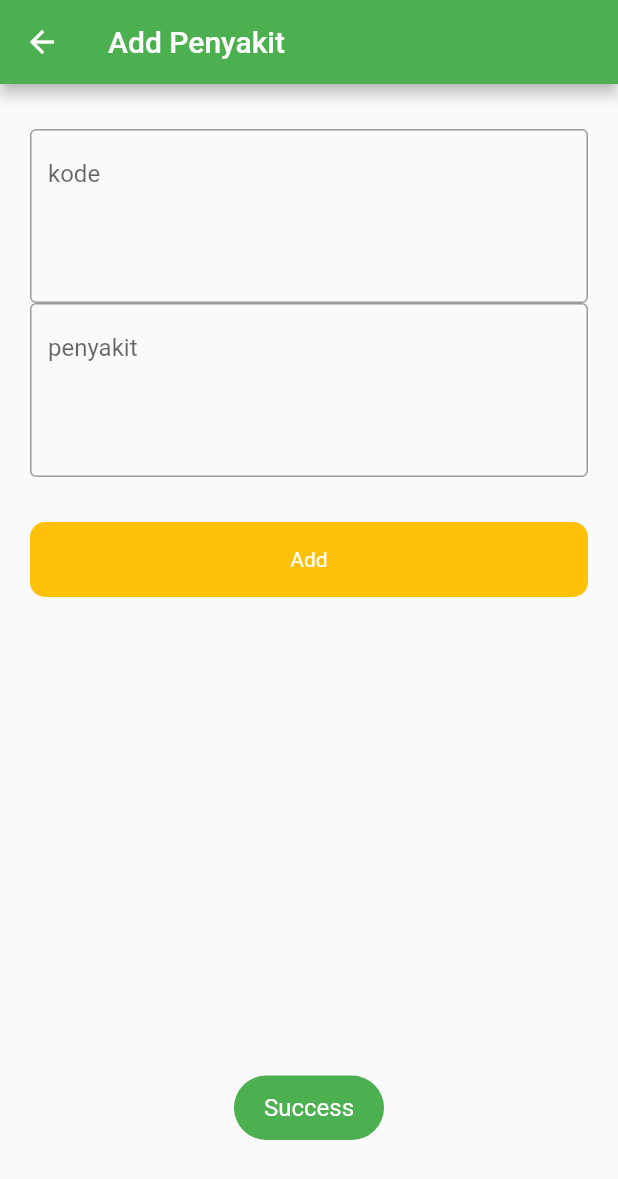
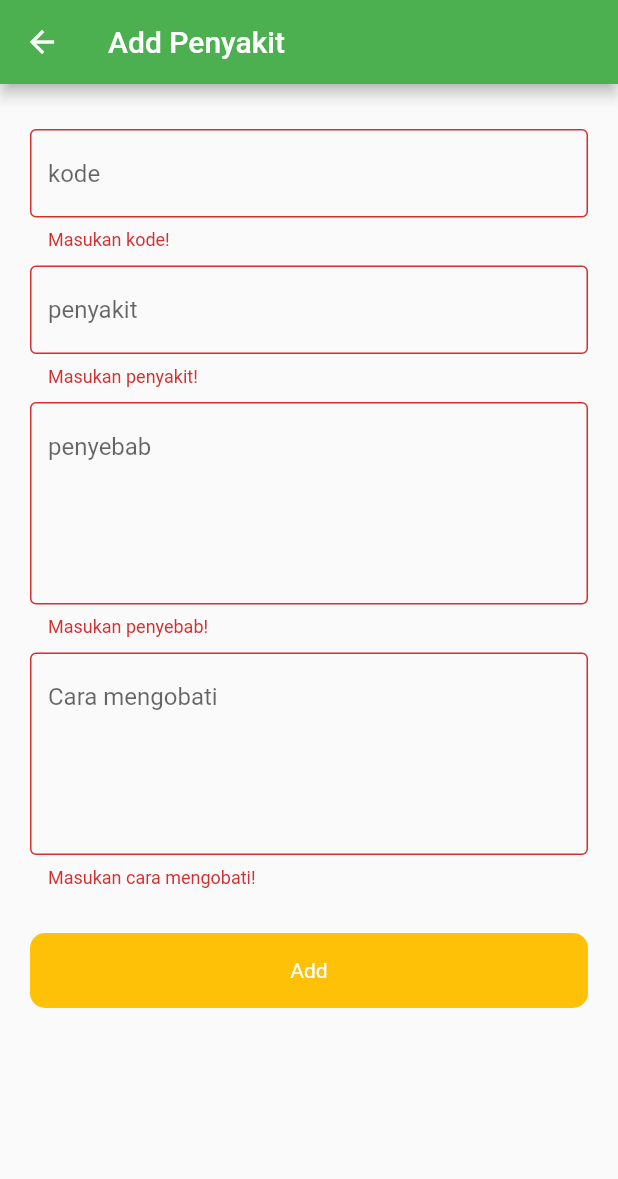
Before and after one commit to ZepiDarmawanTambunan/flt_diagnosis_pkulit_certainly_firebase, a Flutter app: the AddPenyakitScreen screen opened directly, after a tap on "Add", on a phone screen of 412 x 824 dp. Shown: the top 1179 px of the screen. Run offline on Flutter 3.47's test engine with Material 2 defaults, Android fonts, the light colour scheme and no system bars; our stand-ins replace cloud_firestore, firebase_auth, firebase_core, fluttertoast; accounts and stored records are empty.

Commit message:
perbaikan textformfield

```diff
--- a/lib/ui/add_penyakit_screen.dart
+++ b/lib/ui/add_penyakit_screen.dart
@@ -11,9 +11,12 @@ class AddPenyakitScreen extends StatefulWidget {
 }
 
 class _AddPenyakitScreenState extends State<AddPenyakitScreen> {
+  final _formKey = GlobalKey<FormState>();
   bool loading = false;
   final kodeController = TextEditingController();
   final penyakitController = TextEditingController();
+  final penyebabController = TextEditingController();
+  final pengobatanController = TextEditingController();
   final fireStore = FirebaseFirestore.instance.collection('penyakit');
 
   @override
@@ -21,6 +24,81 @@ class _AddPenyakitScreenState extends State<AddPenyakitScreen> {
     kodeController.dispose();
     penyakitController.dispose();
     super.dispose();
+  }
+
+  Widget form(){
+    return Form(
+      key: _formKey,
+      child: Column(
+        children: [
+          TextFormField(
+            maxLines: 1,
+            controller: kodeController,
+            decoration: const InputDecoration(
+              hintText: 'kode',
+              border: OutlineInputBorder(),
+            ),
+            validator: (value) {
+              if (value!.isEmpty) {
+                return 'Masukan kode!';
+              }
+              return null;
+            },
+          ),
+          const SizedBox(
+            height: 10,
+          ),
+          TextFormField(
+            maxLines: 1,
+            controller: penyakitController,
+            decoration: const InputDecoration(
+              hintText: 'penyakit',
+              border: OutlineInputBorder(),
+            ),
+            validator: (value) {
+              if (value!.isEmpty) {
+                return 'Masukan penyakit!';
+              }
+              return null;
+            },
+          ),
+          const SizedBox(
+            height: 10,
+          ),
+          TextFormField(
+            maxLines: 5,
+            controller: penyebabController,
+            decoration: const InputDecoration(
+              hintText: 'penyebab',
+              border: OutlineInputBorder(),
+            ),
+            validator: (value) {
+              if (value!.isEmpty) {
+                return 'Masukan penyebab!';
+              }
+              return null;
+            },
+          ),
+          const SizedBox(
+            height: 10,
+          ),
+          TextFormField(
+            maxLines: 5,
+            controller: pengobatanController,
+            decoration: const InputDecoration(
+              hintText: 'Cara mengobati',
+              border: OutlineInputBorder(),
+            ),
+            validator: (value) {
+              if (value!.isEmpty) {
+                return 'Masukan cara mengobati!';
+              }
+              return null;
+            },
+          ),
+        ],
+      ),
+    );
   }
 
   @override
@@ -32,27 +110,12 @@ class _AddPenyakitScreenState extends State<AddPenyakitScreen> {
       ),
       body: Padding(
         padding: const EdgeInsets.symmetric(horizontal: 20),
-        child: Column(
+        child: ListView(
           children: [
             const SizedBox(
               height: 30,
             ),
-            TextFormField(
-              maxLines: 4,
-              controller: kodeController,
-              decoration: const InputDecoration(
-                hintText: 'kode',
-                border: OutlineInputBorder(),
-              ),
-            ),
-            TextFormField(
-              maxLines: 4,
-              controller: penyakitController,
-              decoration: const InputDecoration(
-                hintText: 'penyakit',
-                border: OutlineInputBorder(),
-              ),
-            ),
+            form(),
             const SizedBox(
               height: 30,
             ),
@@ -60,6 +123,18 @@ class _AddPenyakitScreenState extends State<AddPenyakitScreen> {
               title: 'Add',
               loading: loading,
               onTap: () {
+                if (_formKey.currentState!.validate()) {
+                  addPenyakit();
+                }
+              },
+            ),
+          ],
+        ),
+      ),
+    );
+  }
+
+  void addPenyakit(){
     setState(() {
       loading = true;
     });
@@ -87,11 +162,5 @@ class _AddPenyakitScreenState extends State<AddPenyakitScreen> {
         color: Colors.red,
       );
     });
-              },
-            ),
-          ],
-        ),
-      ),
-    );
   }
 }
```
Also changed, not shown: lib/ui/add_gejala_screen.dart (+55 -22 lines), lib/ui/gejala_screen.dart (+38 -9 lines), lib/ui/penyakit_screen.dart (+82 -8 lines). Lines whose indentation alone changed are shown as unchanged.
